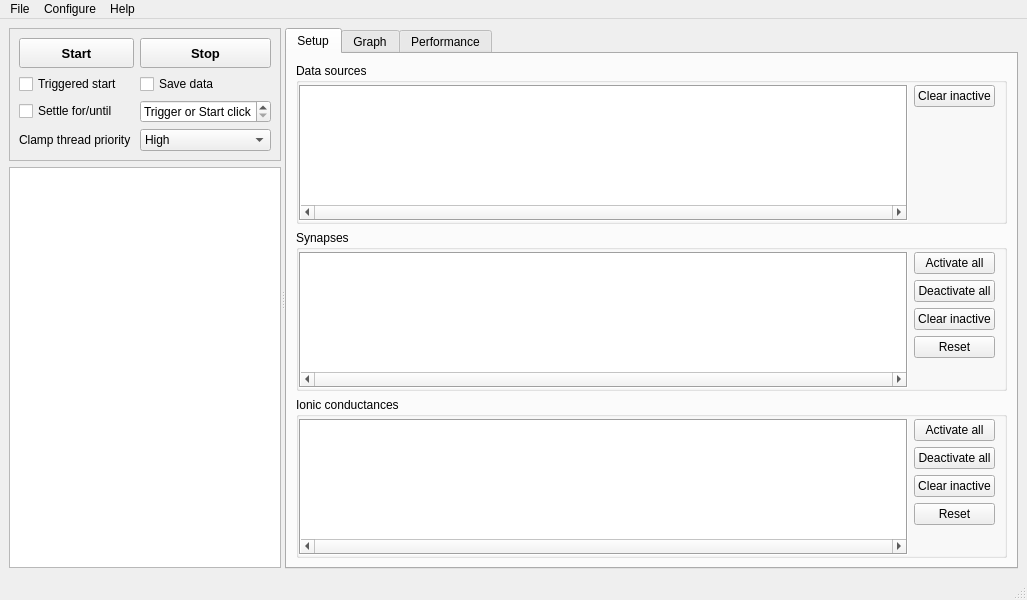
The window that src/gui/MainWin.ui (CompEphys-team/stdpc) describes before a commit, drawn with Qt 5.
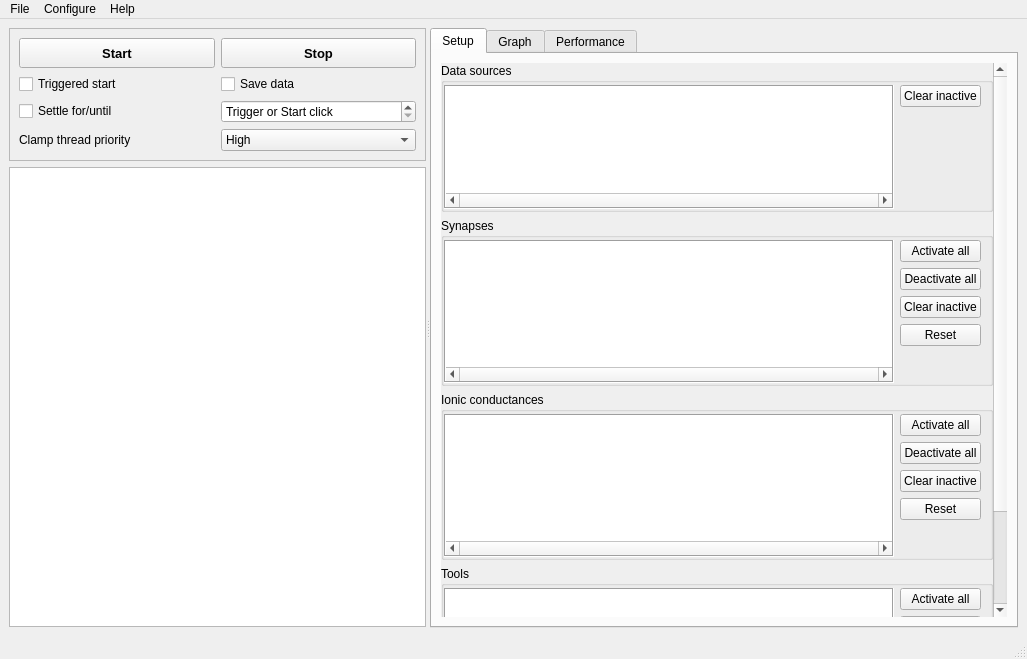
The same window after the commit. Custom widgets are drawn as their Qt base class.

Commit message:
Added Tools box in setup tab
Synaptic noise, Voltage clamp, and Wire aren't really synapses or ionic currents, and so deserve their own space.

```diff
--- a/src/gui/MainWin.ui
+++ b/src/gui/MainWin.ui
@@ -7,7 +7,7 @@
     <x>0</x>
     <y>0</y>
     <width>1027</width>
-    <height>600</height>
+    <height>659</height>
    </rect>
   </property>
   <property name="windowTitle">
@@ -167,13 +167,43 @@
         <attribute name="title">
          <string>Setup</string>
         </attribute>
-        <layout class="QGridLayout" name="gridLayout_4">
-         <item row="2" column="0">
-          <widget class="QGroupBox" name="HHBox">
+        <layout class="QGridLayout" name="gridLayout_9">
+         <item row="0" column="0">
+          <widget class="QScrollArea" name="scrollArea">
+           <property name="frameShape">
+            <enum>QFrame::NoFrame</enum>
+           </property>
+           <property name="widgetResizable">
+            <bool>true</bool>
+           </property>
+           <widget class="QWidget" name="scrollAreaWidgetContents">
+            <property name="geometry">
+             <rect>
+              <x>0</x>
+              <y>0</y>
+              <width>554</width>
+              <height>639</height>
+             </rect>
+            </property>
+            <layout class="QGridLayout" name="gridLayout_10">
+             <property name="leftMargin">
+              <number>0</number>
+             </property>
+             <property name="topMargin">
+              <number>0</number>
+             </property>
+             <property name="rightMargin">
+              <number>0</number>
+             </property>
+             <property name="bottomMargin">
+              <number>0</number>
+             </property>
+             <item row="3" column="0">
+              <widget class="QGroupBox" name="ToolBox">
            <property name="title">
-            <string>Ionic conductances</string>
-           </property>
-           <layout class="QGridLayout" name="gridLayout_3">
+                <string>Tools</string>
+               </property>
+               <layout class="QGridLayout" name="gridLayout_8">
             <property name="leftMargin">
              <number>0</number>
             </property>
@@ -183,12 +213,39 @@
             <property name="bottomMargin">
              <number>0</number>
             </property>
+                <item row="1" column="1">
+                 <widget class="QPushButton" name="ToolsDeactivate">
+                  <property name="text">
+                   <string>Deactivate all</string>
+                  </property>
+                 </widget>
+                </item>
+                <item row="0" column="1">
+                 <widget class="QPushButton" name="ToolsActivate">
+                  <property name="text">
+                   <string>Activate all</string>
+                  </property>
+                 </widget>
+                </item>
+                <item row="4" column="1">
+                 <spacer name="verticalSpacer_6">
+                  <property name="orientation">
+                   <enum>Qt::Vertical</enum>
+                  </property>
+                  <property name="sizeHint" stdset="0">
+                   <size>
+                    <width>20</width>
+                    <height>40</height>
+                   </size>
+                  </property>
+                 </spacer>
+                </item>
             <item row="0" column="0" rowspan="5">
-             <widget class="ComponentTable" name="currentTable">
+                 <widget class="ComponentTable" name="toolsTable">
               <property name="minimumSize">
                <size>
-                <width>600</width>
-                <height>0</height>
+                    <width>0</width>
+                    <height>143</height>
                </size>
               </property>
               <property name="frameShape">
@@ -223,47 +280,20 @@
               </attribute>
              </widget>
             </item>
-            <item row="0" column="1">
-             <widget class="QPushButton" name="HHActivate">
-              <property name="text">
-               <string>Activate all</string>
-              </property>
-             </widget>
-            </item>
-            <item row="1" column="1">
-             <widget class="QPushButton" name="HHDeactivate">
-              <property name="text">
-               <string>Deactivate all</string>
-              </property>
-             </widget>
-            </item>
             <item row="2" column="1">
-             <widget class="QPushButton" name="HHClear">
+                 <widget class="QPushButton" name="ToolsClear">
               <property name="text">
                <string>Clear inactive</string>
               </property>
              </widget>
             </item>
             <item row="3" column="1">
-             <widget class="QPushButton" name="HHReset">
+                 <widget class="QPushButton" name="ToolsReset">
               <property name="text">
                <string>Reset</string>
               </property>
              </widget>
             </item>
-            <item row="4" column="1">
-             <spacer name="verticalSpacer_3">
-              <property name="orientation">
-               <enum>Qt::Vertical</enum>
-              </property>
-              <property name="sizeHint" stdset="0">
-               <size>
-                <width>20</width>
-                <height>9</height>
-               </size>
-              </property>
-             </spacer>
-            </item>
            </layout>
           </widget>
          </item>
@@ -282,13 +312,6 @@
             <property name="bottomMargin">
              <number>0</number>
             </property>
-            <item row="1" column="1">
-             <widget class="QPushButton" name="SynDeactivate">
-              <property name="text">
-               <string>Deactivate all</string>
-              </property>
-             </widget>
-            </item>
             <item row="2" column="1">
              <widget class="QPushButton" name="SynClear">
               <property name="text">
@@ -296,13 +319,6 @@
               </property>
              </widget>
             </item>
-            <item row="3" column="1">
-             <widget class="QPushButton" name="SynReset">
-              <property name="text">
-               <string>Reset</string>
-              </property>
-             </widget>
-            </item>
             <item row="0" column="1">
              <widget class="QPushButton" name="SynActivate">
               <property name="text">
@@ -323,12 +339,26 @@
               </property>
              </spacer>
             </item>
+                <item row="1" column="1">
+                 <widget class="QPushButton" name="SynDeactivate">
+                  <property name="text">
+                   <string>Deactivate all</string>
+                  </property>
+                 </widget>
+                </item>
+                <item row="3" column="1">
+                 <widget class="QPushButton" name="SynReset">
+                  <property name="text">
+                   <string>Reset</string>
+                  </property>
+                 </widget>
+                </item>
             <item row="0" column="0" rowspan="5">
              <widget class="ComponentTable" name="synapseTable">
               <property name="minimumSize">
                <size>
-                <width>600</width>
-                <height>0</height>
+                    <width>0</width>
+                    <height>143</height>
                </size>
               </property>
               <property name="frameShape">
@@ -381,12 +411,32 @@
             <property name="bottomMargin">
              <number>0</number>
             </property>
+                <item row="0" column="1">
+                 <widget class="QPushButton" name="DAQClear">
+                  <property name="text">
+                   <string>Clear inactive</string>
+                  </property>
+                 </widget>
+                </item>
+                <item row="1" column="1">
+                 <spacer name="verticalSpacer">
+                  <property name="orientation">
+                   <enum>Qt::Vertical</enum>
+                  </property>
+                  <property name="sizeHint" stdset="0">
+                   <size>
+                    <width>20</width>
+                    <height>40</height>
+                   </size>
+                  </property>
+                 </spacer>
+                </item>
             <item row="0" column="0" rowspan="2">
              <widget class="DaqTable" name="DAQTable">
               <property name="minimumSize">
                <size>
-                <width>600</width>
-                <height>116</height>
+                    <width>0</width>
+                    <height>124</height>
                </size>
               </property>
               <property name="frameShape">
@@ -421,41 +471,111 @@
               </attribute>
              </widget>
             </item>
+               </layout>
+              </widget>
+             </item>
+             <item row="2" column="0">
+              <widget class="QGroupBox" name="HHBox">
+               <property name="title">
+                <string>Ionic conductances</string>
+               </property>
+               <layout class="QGridLayout" name="gridLayout_3">
+                <property name="leftMargin">
+                 <number>0</number>
+                </property>
+                <property name="topMargin">
+                 <number>2</number>
+                </property>
+                <property name="bottomMargin">
+                 <number>0</number>
+                </property>
             <item row="0" column="1">
-             <widget class="QPushButton" name="DAQClear">
+                 <widget class="QPushButton" name="HHActivate">
               <property name="text">
-               <string>Clear inactive</string>
+                   <string>Activate all</string>
               </property>
              </widget>
             </item>
             <item row="1" column="1">
-             <spacer name="verticalSpacer">
+                 <widget class="QPushButton" name="HHDeactivate">
+                  <property name="text">
+                   <string>Deactivate all</string>
+                  </property>
+                 </widget>
+                </item>
+                <item row="4" column="1">
+                 <spacer name="verticalSpacer_3">
               <property name="orientation">
                <enum>Qt::Vertical</enum>
               </property>
               <property name="sizeHint" stdset="0">
                <size>
                 <width>20</width>
-                <height>40</height>
+                    <height>9</height>
                </size>
               </property>
              </spacer>
             </item>
-           </layout>
-          </widget>
-         </item>
-         <item row="3" column="0">
-          <spacer name="verticalSpacer_4">
-           <property name="orientation">
-            <enum>Qt::Vertical</enum>
-           </property>
-           <property name="sizeHint" stdset="0">
+                <item row="2" column="1">
+                 <widget class="QPushButton" name="HHClear">
+                  <property name="text">
+                   <string>Clear inactive</string>
+                  </property>
+                 </widget>
+                </item>
+                <item row="3" column="1">
+                 <widget class="QPushButton" name="HHReset">
+                  <property name="text">
+                   <string>Reset</string>
+                  </property>
+                 </widget>
+                </item>
+                <item row="0" column="0" rowspan="5">
+                 <widget class="ComponentTable" name="currentTable">
+                  <property name="minimumSize">
             <size>
-             <width>20</width>
-             <height>40</height>
-            </size>
-           </property>
-          </spacer>
+                    <width>0</width>
+                    <height>143</height>
+                   </size>
+                  </property>
+                  <property name="frameShape">
+                   <enum>QFrame::Box</enum>
+                  </property>
+                  <property name="horizontalScrollBarPolicy">
+                   <enum>Qt::ScrollBarAlwaysOn</enum>
+                  </property>
+                  <property name="selectionMode">
+                   <enum>QAbstractItemView::NoSelection</enum>
+                  </property>
+                  <property name="horizontalScrollMode">
+                   <enum>QAbstractItemView::ScrollPerPixel</enum>
+                  </property>
+                  <property name="showGrid">
+                   <bool>false</bool>
+                  </property>
+                  <attribute name="horizontalHeaderVisible">
+                   <bool>false</bool>
+                  </attribute>
+                  <attribute name="horizontalHeaderDefaultSectionSize">
+                   <number>123</number>
+                  </attribute>
+                  <attribute name="verticalHeaderVisible">
+                   <bool>false</bool>
+                  </attribute>
+                  <attribute name="verticalHeaderDefaultSectionSize">
+                   <number>124</number>
+                  </attribute>
+                  <attribute name="verticalHeaderStretchLastSection">
+                   <bool>true</bool>
+                  </attribute>
+                 </widget>
+                </item>
+               </layout>
+              </widget>
+             </item>
+            </layout>
+           </widget>
+          </widget>
          </item>
         </layout>
        </widget>
```
Lines whose indentation alone changed are shown as unchanged. The commit also changes 5 other files.
